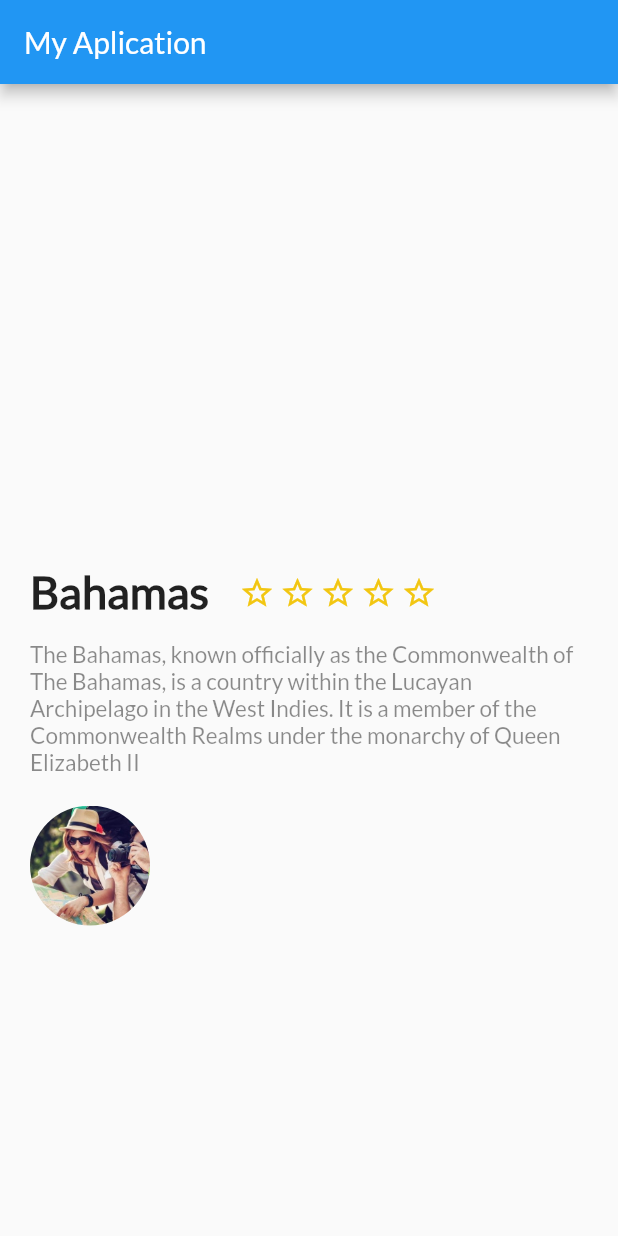
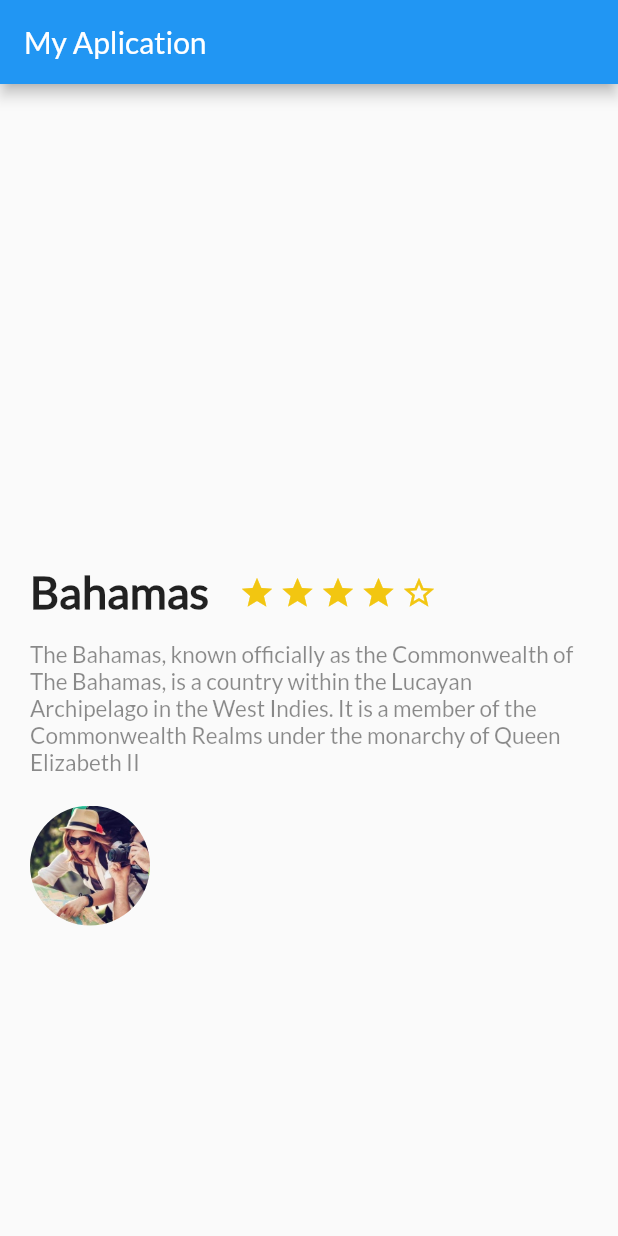
Before and after one commit to Manuel28G/PlatziFlutter, a Flutter app: the screen it shows after launch, on a phone screen of 412 x 824 dp. Run offline on Flutter 3.47's test engine with Material 2 defaults, Android fonts, the phone set to English and light mode, and no system bars.

Commit message:
Create a star component

```diff
--- a/lib/description_place.dart
+++ b/lib/description_place.dart
@@ -1,3 +1,4 @@
+import 'package:com/start_component.dart';
 import 'package:flutter/cupertino.dart';
 import 'package:flutter/material.dart';
 
@@ -15,32 +16,6 @@ class DescriptionPlace extends StatelessWidget{
   Widget build(BuildContext context) {
     // TODO: implement build
 
-    final star_half = Container(margin: EdgeInsets.only(
-      top: 323.0,
-      right:3.0,
-    ),
-      child: Icon(
-        Icons.star_half,
-        color: Color(0xFFf2C611),
-      ),);
-    final star_empty = Container(margin: EdgeInsets.only(
-      top: 323.0,
-      right:3.0,
-    ),
-      child: Icon(
-        Icons.star_border,
-        color: Color(0xFFf2C611),
-      ),);
-
-    final star = Container(margin: EdgeInsets.only(
-      top: 323.0,
-      right:3.0,
-    ),
-      child: Icon(
-        Icons.star,
-        color: Color(0xFFf2C611),
-      ),);
-
     final title_stars = Row(
       children: <Widget>[
         Container(
@@ -57,14 +32,8 @@ class DescriptionPlace extends StatelessWidget{
             ),
             textAlign: TextAlign.left,
           ),
-        ),Row(
-          children: <Widget>[
-            for(var i =0 ; i < stars; i++)
-              star,
-            for(var i = stars; i < 5; i++)
-              star_empty,
-          ],
-        )
+        ),
+        new StarComponent(stars: 4),
       ],
     );
 
@@ -73,8 +42,8 @@ class DescriptionPlace extends StatelessWidget{
       child: Text(
         descriptionPlace,
         style: TextStyle(
-          fontSize: 15.0,
-          color: Colors.black45
+            fontSize: 15.0,
+            color: Colors.black45
         ),
         textAlign: TextAlign.left,
       ),
--- /dev/null
+++ b/lib/start_component.dart
@@ -0,0 +1,54 @@
+import 'package:flutter/material.dart';
+
+class StarComponent extends StatelessWidget{
+
+  int stars;
+  double marginTop;
+  Container star_half;
+  Container star_empty;
+  Container star;
+
+  StarComponent({@required this.stars,this.marginTop = 323.0}){
+     star_half = Container(margin: EdgeInsets.only(
+      top: marginTop,
+      right:3.0,
+    ),
+      child: Icon(
+        Icons.star_half,
+        color: Color(0xFFf2C611),
+      ),
+     );
+    star_empty = Container(margin: EdgeInsets.only(
+      top: marginTop,
+      right:3.0,
+    ),
+      child: Icon(
+        Icons.star_border,
+        color: Color(0xFFf2C611),
+      ),);
+
+    star = Container(margin: EdgeInsets.only(
+      top: marginTop,
+      right:3.0,
+    ),
+      child: Icon(
+        Icons.star,
+        color: Color(0xFFf2C611),
+      ),);
+  }
+
+
+
+  @override
+  Widget build(BuildContext context) {
+    return Row(
+    children: <Widget>[
+      for(var i =0 ; i < stars; i++)
+        star,
+      for(var i = stars; i < 5; i++)
+        star_empty,
+    ],
+  );
+  }
+
+}
```
